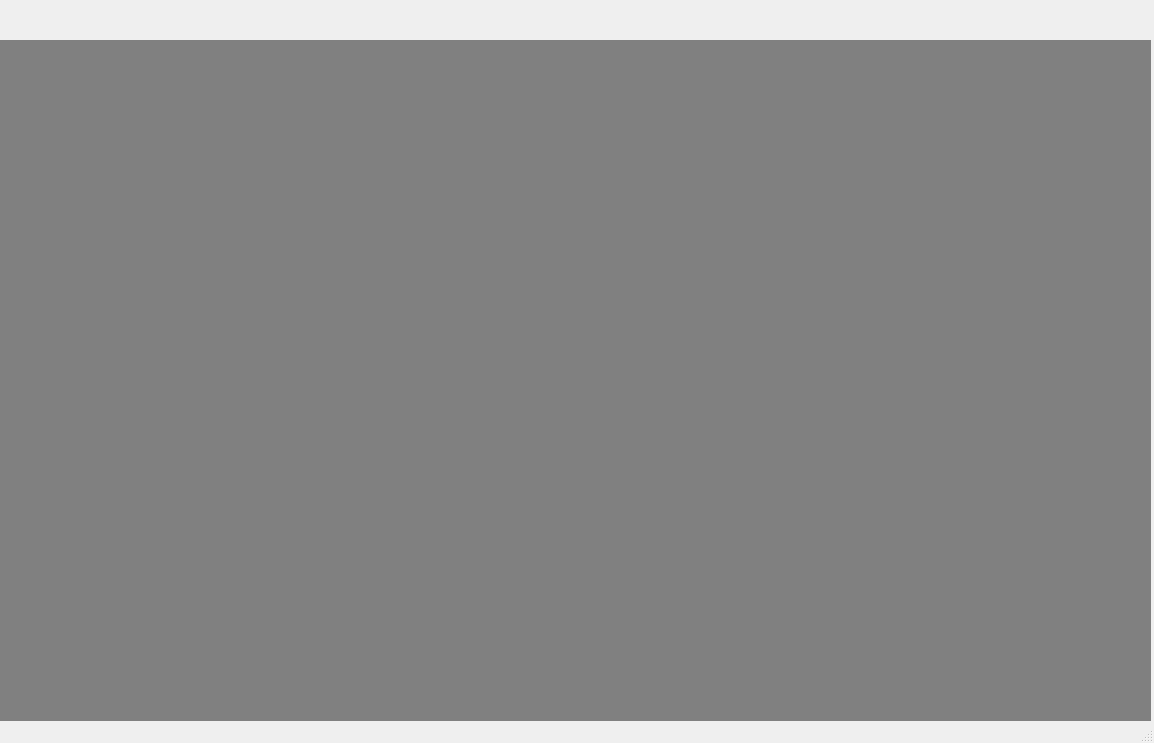
u2015s/EMS, file s1_designation.ui: the form before one commit.
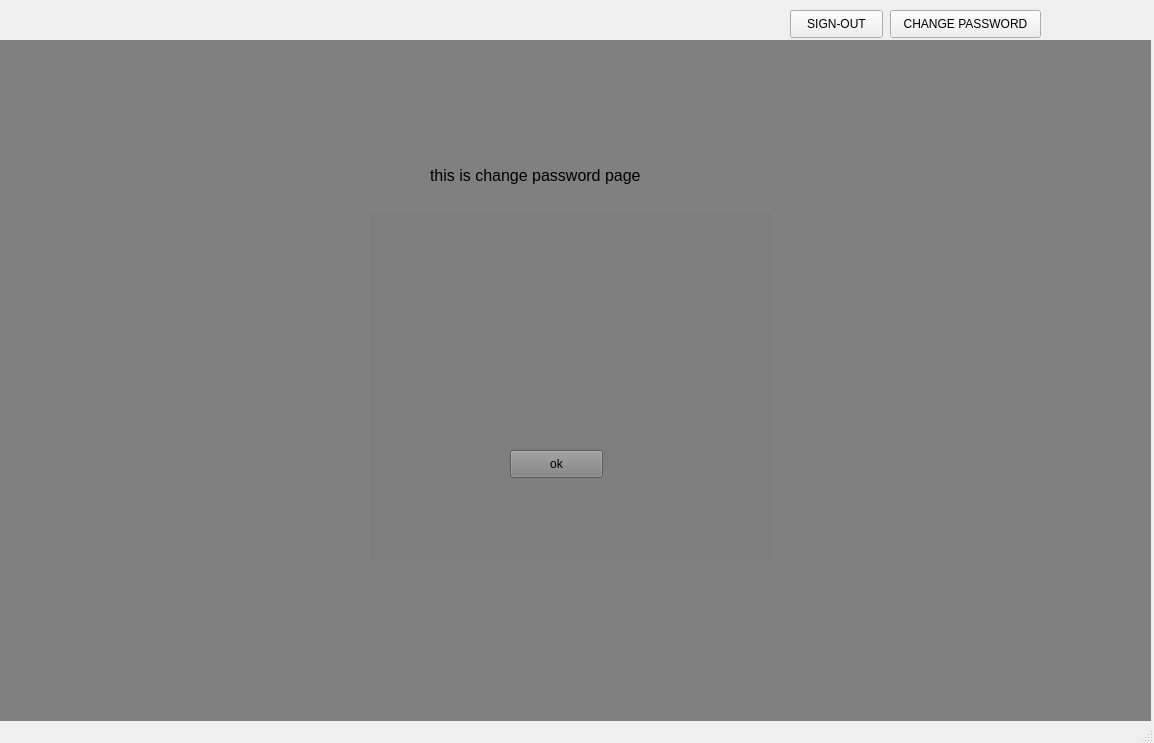
The form after the commit. The open tabs and pages were chosen to show the change.

Commit message: finally database link aur gui LAND ho gya ;)

Diff of the .ui file:
```diff
--- a/s1_designation.ui
+++ b/s1_designation.ui
@@ -743,7 +743,52 @@
       </property>
      </widget>
     </widget>
-    <widget class="QWidget" name="changepassword"/>
+    <widget class="QWidget" name="changepassword">
+     <widget class="QGroupBox" name="groupBox_20">
+      <property name="geometry">
+       <rect>
+        <x>370</x>
+        <y>170</y>
+        <width>401</width>
+        <height>351</height>
+       </rect>
+      </property>
+      <property name="title">
+       <string/>
+      </property>
+      <widget class="QPushButton" name="changepass_okbutton">
+       <property name="geometry">
+        <rect>
+         <x>140</x>
+         <y>240</y>
+         <width>93</width>
+         <height>28</height>
+        </rect>
+       </property>
+       <property name="text">
+        <string>ok</string>
+       </property>
+      </widget>
+     </widget>
+     <widget class="QLabel" name="label_22">
+      <property name="geometry">
+       <rect>
+        <x>430</x>
+        <y>120</y>
+        <width>271</width>
+        <height>31</height>
+       </rect>
+      </property>
+      <property name="font">
+       <font>
+        <pointsize>12</pointsize>
+       </font>
+      </property>
+      <property name="text">
+       <string>this is change password page</string>
+      </property>
+     </widget>
+    </widget>
     <widget class="QWidget" name="ADDformforEvent">
      <widget class="QLabel" name="label_12">
       <property name="geometry">
@@ -981,6 +1026,33 @@
       </property>
      </widget>
     </widget>
+    <widget class="QWidget" name="page20"/>
+   </widget>
+   <widget class="QPushButton" name="signout_button">
+    <property name="geometry">
+     <rect>
+      <x>790</x>
+      <y>10</y>
+      <width>93</width>
+      <height>28</height>
+     </rect>
+    </property>
+    <property name="text">
+     <string>SIGN-OUT</string>
+    </property>
+   </widget>
+   <widget class="QPushButton" name="changepass_button">
+    <property name="geometry">
+     <rect>
+      <x>890</x>
+      <y>10</y>
+      <width>151</width>
+      <height>28</height>
+     </rect>
+    </property>
+    <property name="text">
+     <string>CHANGE PASSWORD</string>
+    </property>
    </widget>
   </widget>
   <widget class="QStatusBar" name="statusbar"/>
```
Left out of the diff: 394 changed lines with no effect on the pictures. The commit also changes 6 other files.
